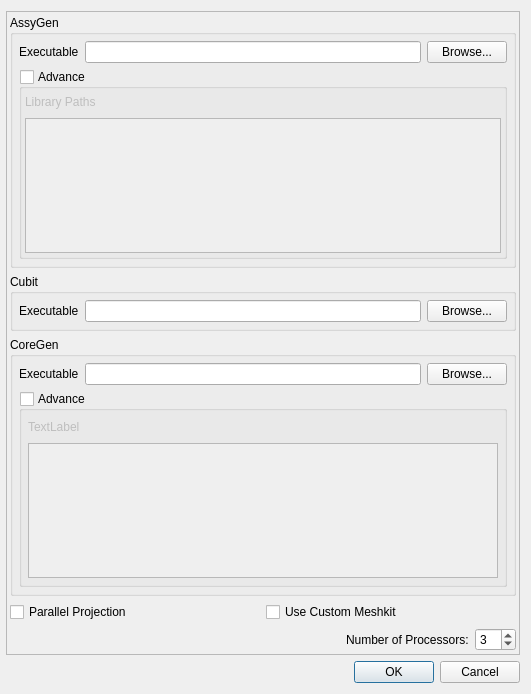
The window that Application/Preferences.ui (Sprunth/RGG) describes before a commit, drawn with Qt 5.
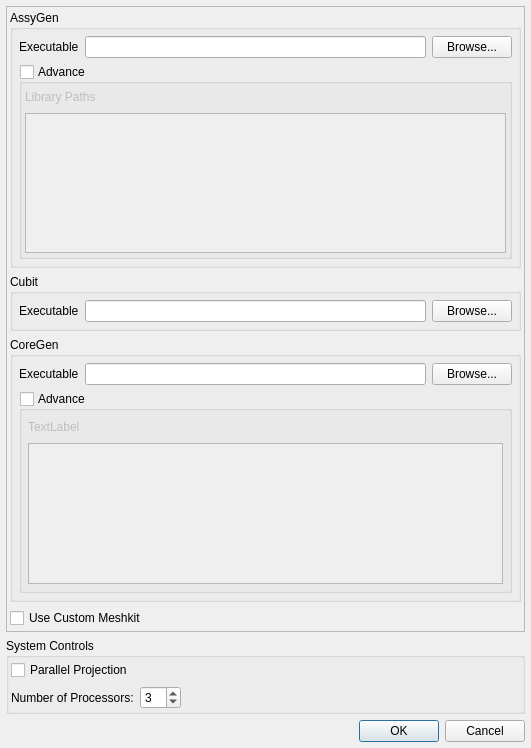
The same window after the commit.

Commit message: more debug info for better tracking of muti processor

The edit to the form file:
```diff
--- a/Application/Preferences.ui
+++ b/Application/Preferences.ui
@@ -7,14 +7,14 @@
     <x>0</x>
     <y>0</y>
     <width>531</width>
-    <height>694</height>
+    <height>748</height>
    </rect>
   </property>
   <property name="windowTitle">
    <string>System Preferences</string>
   </property>
   <layout class="QVBoxLayout" name="verticalLayout_3">
-   <property name="leftMargin">
+   <property name="margin">
     <number>6</number>
    </property>
    <item>
@@ -239,13 +239,6 @@
       </item>
       <item>
        <layout class="QHBoxLayout" name="horizontalLayout">
-        <item>
-         <widget class="QCheckBox" name="parallel_Projection">
-          <property name="text">
-           <string>Parallel Projection</string>
-          </property>
-         </widget>
-        </item>
         <item>
          <widget class="QCheckBox" name="customMeshkit">
           <property name="text">
@@ -255,8 +248,44 @@
         </item>
        </layout>
       </item>
+     </layout>
+    </widget>
+   </item>
+   <item>
+    <widget class="QGroupBox" name="groupBox">
+     <property name="title">
+      <string>System Controls</string>
+     </property>
+     <layout class="QVBoxLayout" name="verticalLayout_8">
+      <property name="margin">
+       <number>2</number>
+      </property>
+      <item>
+       <widget class="QCheckBox" name="parallel_Projection">
+        <property name="text">
+         <string>Parallel Projection</string>
+        </property>
+       </widget>
+      </item>
       <item>
        <layout class="QHBoxLayout" name="horizontalLayout_7">
+        <item>
+         <widget class="QLabel" name="label_6">
+          <property name="text">
+           <string>Number of Processors:</string>
+          </property>
+         </widget>
+        </item>
+        <item>
+         <widget class="QSpinBox" name="numberOfProccessors">
+          <property name="minimum">
+           <number>1</number>
+          </property>
+          <property name="value">
+           <number>3</number>
+          </property>
+         </widget>
+        </item>
         <item>
          <spacer name="horizontalSpacer_3">
           <property name="orientation">
@@ -270,23 +299,6 @@
           </property>
          </spacer>
         </item>
-        <item>
-         <widget class="QLabel" name="label_6">
-          <property name="text">
-           <string>Number of Processors:</string>
-          </property>
-         </widget>
-        </item>
-        <item>
-         <widget class="QSpinBox" name="numberOfProccessors">
-          <property name="minimum">
-           <number>1</number>
-          </property>
-          <property name="value">
-           <number>3</number>
-          </property>
-         </widget>
-        </item>
        </layout>
       </item>
      </layout>
```
The commit also changes 1 other file.
